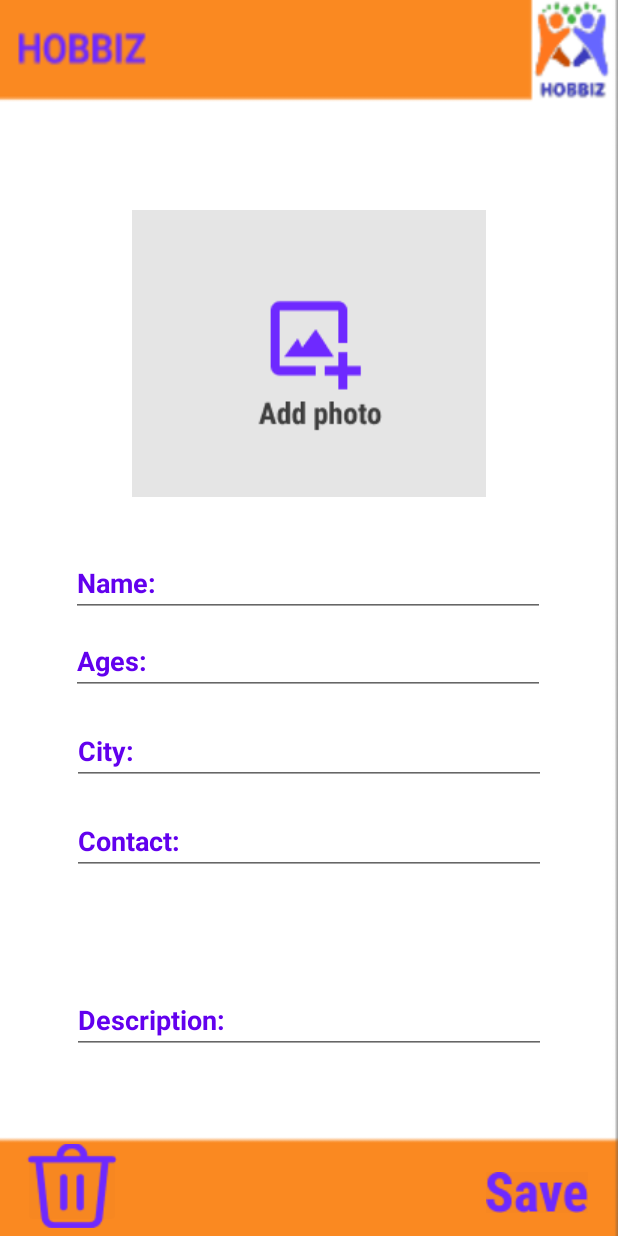
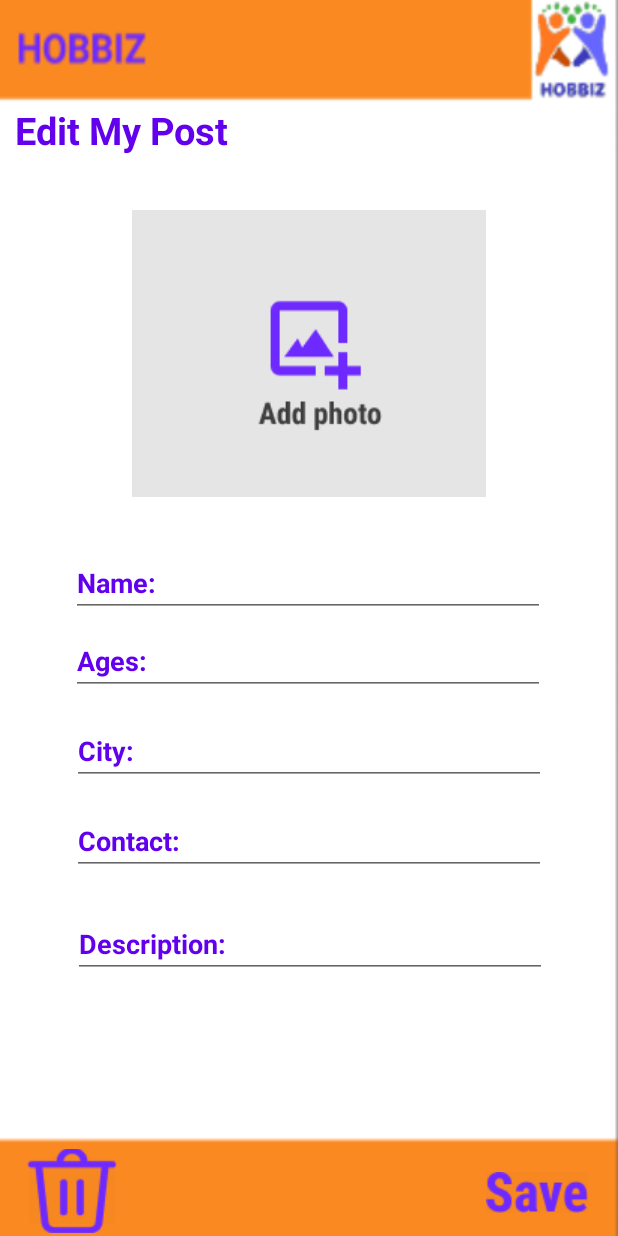
Before and after one commit to LionDahan/HOBBIZ, an Android app: the fragment Edit_Post_Page placed in its activity, on a phone screen of 412 x 824 dp. Run offline under Robolectric (Android 15) with nearby library versions, the phone set to English and light mode, and no system bars; our stand-ins replace Firebase (no records; nobody signed in at launch, a user with empty details on screens opened directly), Picasso; 7 statements that could not run were skipped.

Commit message:
last last changes i promise

```diff
--- a/app/src/main/java/com/example/hobbiz/Edit_Post_Page.java
+++ b/app/src/main/java/com/example/hobbiz/Edit_Post_Page.java
@@ -14,7 +14,6 @@ import android.provider.MediaStore;
 import android.view.LayoutInflater;
 import android.view.View;
 import android.view.ViewGroup;
-import android.widget.Button;
 import android.widget.EditText;
 import android.widget.ImageButton;
 import android.widget.ProgressBar;
@@ -46,20 +45,20 @@ public class Edit_Post_Page extends Fragment implements View.OnClickListener{
                              Bundle savedInstanceState) {
         view = inflater.inflate(R.layout.fragment_edit__post__page, container, false);
 
-        description = view.findViewById(R.id.description_in_add_post);
-        name = view.findViewById(R.id.name_in_add_post);
-        city = view.findViewById(R.id.city_in_add_post);
-        age = view.findViewById(R.id.age_in_add_post);
+        description = view.findViewById(R.id.description_in_edit);
+        name = view.findViewById(R.id.ages_indetails);
+        city = view.findViewById(R.id.ciryEditttt);
+        age = view.findViewById(R.id.agesEditttttt);
         progressBar = view.findViewById(R.id.progresbar_in_edit_post);
-        contact = view.findViewById(R.id.contact_in_add_post);
+        contact = view.findViewById(R.id.contactEdittt);
         takeImage = view.findViewById(R.id.image_in_edit_post);
         delete = view.findViewById(R.id.delete_in_edit_page);
         save = view.findViewById(R.id.save_in_edit_post);
 
-        description.setText(hobby.getDescription());
-        name.setText(hobby.getHobby_Name());
-        city.setText(hobby.getCity());
-        age.setText(hobby.getAge());
+        description.setText( hobby.getDescription());
+        name.setText( hobby.getHobby_Name());
+        age.setText(hobby.getCity());
+        city.setText( hobby.getAge());
         contact.setText(hobby.getContact());
 
         Picasso.get().load(hobby.getImage()).into(takeImage);
--- a/app/src/main/res/layout/fragment_edit__post__page.xml
+++ b/app/src/main/res/layout/fragment_edit__post__page.xml
@@ -16,21 +16,23 @@
         android:layout_alignParentEnd="true"
         android:layout_alignParentBottom="true"
         android:layout_marginTop="140dp"
+        android:textColor="@color/purple_500"
         android:src="@drawable/add_photo"
         app:layout_constraintEnd_toEndOf="parent"
         app:layout_constraintStart_toStartOf="parent"
         app:layout_constraintTop_toTopOf="parent" />
 
     <EditText
-        android:id="@+id/name_in_add_post"
+        android:id="@+id/ages_indetails"
         android:layout_width="316dp"
         android:layout_height="40dp"
         android:layout_alignParentStart="true"
         android:layout_alignParentEnd="true"
         android:layout_alignParentBottom="true"
         android:layout_marginTop="40dp"
-        android:text="Name:"
+        android:hint="Name:"
         android:textColor="@color/purple_500"
+        android:textColorHint="@color/purple_500"
         android:textStyle="bold"
         app:layout_constraintEnd_toEndOf="parent"
         app:layout_constraintHorizontal_bias="0.496"
@@ -40,62 +42,68 @@
     </EditText>
 
     <EditText
-        android:id="@+id/age_in_add_post"
+        android:id="@+id/agesEditttttt"
         android:layout_width="316dp"
         android:layout_height="40dp"
         android:layout_marginTop="12dp"
-        android:text="Ages:"
+        android:hint="Ages:"
         android:inputType="number"
         android:textColor="@color/purple_500"
+        android:textColorHint="@color/purple_500"
         android:textStyle="bold"
         app:layout_constraintEnd_toEndOf="parent"
         app:layout_constraintHorizontal_bias="0.496"
         app:layout_constraintStart_toStartOf="parent"
-        app:layout_constraintTop_toBottomOf="@+id/name_in_add_post">
+        app:layout_constraintTop_toBottomOf="@+id/ages_indetails">
 
     </EditText>
 
     <EditText
-        android:id="@+id/city_in_add_post"
+        android:id="@+id/ciryEditttt"
         android:layout_width="316dp"
         android:layout_height="40dp"
         android:layout_marginTop="20dp"
-        android:text="City:"
+        android:hint="City:"
+        android:textColorHint="@color/purple_500"
         android:textColor="@color/purple_500"
         android:textStyle="bold"
         app:layout_constraintEnd_toEndOf="parent"
         app:layout_constraintStart_toStartOf="parent"
-        app:layout_constraintTop_toBottomOf="@+id/age_in_add_post" />
+        app:layout_constraintTop_toBottomOf="@+id/agesEditttttt" />
 
     <EditText
-        android:id="@+id/contact_in_add_post"
+        android:id="@+id/contactEdittt"
         android:layout_width="316dp"
         android:layout_height="40dp"
         android:layout_marginTop="20dp"
         android:inputType="phone"
-        android:text="Contact:"
+        android:hint="Contact:"
         android:textColor="@color/purple_500"
+        android:textColorHint="@color/purple_500"
         android:textStyle="bold"
         app:layout_constraintEnd_toEndOf="parent"
         app:layout_constraintStart_toStartOf="parent"
-        app:layout_constraintTop_toBottomOf="@+id/city_in_add_post">
+        app:layout_constraintTop_toBottomOf="@+id/ciryEditttt">
 
     </EditText>
 
     <EditText
-        android:id="@+id/description_in_add_post"
+        android:id="@+id/description_in_edit"
         android:layout_width="316dp"
         android:layout_height="40dp"
-        android:text="Description:"
+        android:hint="Description:"
+        android:textColorHint="@color/purple_500"
         android:textColor="@color/purple_500"
         android:textStyle="bold"
+        app:layout_constraintBottom_toTopOf="@+id/save_in_edit_post"
         app:layout_constraintEnd_toEndOf="parent"
+        app:layout_constraintHorizontal_bias="0.505"
         app:layout_constraintStart_toStartOf="parent"
-        app:layout_constraintTop_toBottomOf="@+id/contact_in_add_post"
-        app:layout_constraintBottom_toTopOf="@+id/save_in_edit_post"
-        >
+        app:layout_constraintTop_toBottomOf="@+id/contactEdittt"
+        app:layout_constraintVertical_bias="0.181">
 
     </EditText>
+
     <ImageButton
         android:id="@+id/save_in_edit_post"
         android:layout_width="wrap_content"
@@ -125,10 +133,25 @@
         android:layout_width="65dp"
         android:layout_height="56dp"
         android:layout_marginStart="15dp"
-        android:layout_marginBottom="5dp"
+        android:layout_marginBottom="2dp"
+        android:backgroundTint="@color/cardview_shadow_end_color"
         android:src="@drawable/delete_btn"
-        android:backgroundTint="@color/cardview_shadow_end_color"
         app:layout_constraintBottom_toBottomOf="parent"
+        app:layout_constraintStart_toStartOf="parent" />
+
+    <TextView
+        android:id="@+id/textView"
+        android:layout_width="0dp"
+        android:layout_height="wrap_content"
+        android:layout_marginStart="10dp"
+        android:layout_marginBottom="36dp"
+        android:text="Edit My Post"
+        android:textColor="@color/purple_500"
+        android:textSize="25dp"
+        android:textStyle="bold"
+        app:layout_constraintBottom_toTopOf="@+id/image_in_edit_post"
+        app:layout_constraintEnd_toEndOf="parent"
+        app:layout_constraintHorizontal_bias="0.059"
         app:layout_constraintStart_toStartOf="parent" />
 
 
--- a/app/src/main/res/navigation/nav_graph.xml
+++ b/app/src/main/res/navigation/nav_graph.xml
@@ -68,9 +68,6 @@
         android:label="fragment_personal__area__details"
         tools:layout="@layout/fragment_personal__area__details" >
         <action
-            android:id="@+id/action_personal_Area_Details_to_my_Post"
-            app:destination="@id/my_Post" />
-        <action
             android:id="@+id/action_personal_Area_Details_to_add_New_Post"
             app:destination="@id/add_New_Post" />
         <action
@@ -78,18 +75,6 @@
             app:destination="@id/login_page" />
         <action
             android:id="@+id/action_personal_Area_Details_to_edit_Post_Page"
-            app:destination="@id/edit_Post_Page" />
-    </fragment>
-    <fragment
-        android:id="@+id/my_Post"
-        android:name="com.example.hobbiz.My_Post"
-        android:label="fragment_my__post"
-        tools:layout="@layout/fragment_my__post" >
-        <action
-            android:id="@+id/action_my_Post_to_personal_Area_Details"
-            app:destination="@id/personal_Area_Details" />
-        <action
-            android:id="@+id/action_my_Post_to_edit_Post_Page"
             app:destination="@id/edit_Post_Page" />
     </fragment>
     <fragment
```
Also changed, not shown: app/src/main/java/com/example/hobbiz/Add_New_Post.java (+5 -5 lines), app/src/main/java/com/example/hobbiz/Hobby_Details_Page.java (+6 -6 lines), app/src/main/java/com/example/hobbiz/Model/User.java (+0 -26 lines), app/src/main/java/com/example/hobbiz/My_Post.java (deleted, +0 -19 lines), app/src/main/res/layout/fragment_add__new__post.xml (+9 -9 lines), app/src/main/res/layout/fragment_hobby__details__page.xml (+7 -7 lines), app/src/main/res/layout/fragment_my__post.xml (deleted, +0 -140 lines).
